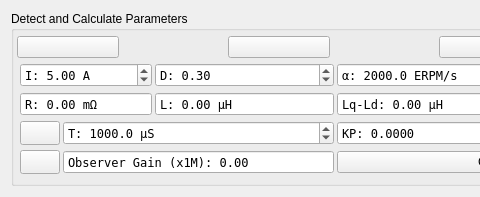
The window that widgets/detectfoc.ui (vedderb/vesc_tool) describes before a commit, drawn with Qt 5; both pictures show x 0 to 480 and y 0 to 197 of the 769 by 197 pixel window.
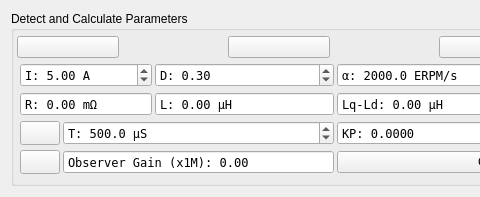
The same window after the commit. Icons and pictures are not drawn.

Commit message: Changed default time constant to 500 uS

```diff
--- a/widgets/detectfoc.ui
+++ b/widgets/detectfoc.ui
@@ -610,7 +610,7 @@
          <double>100.000000000000000</double>
         </property>
         <property name="value">
-         <double>1000.000000000000000</double>
+         <double>500.000000000000000</double>
         </property>
        </widget>
       </item>
```
Left out of the diff: 14 changed lines with no effect on the pictures.
